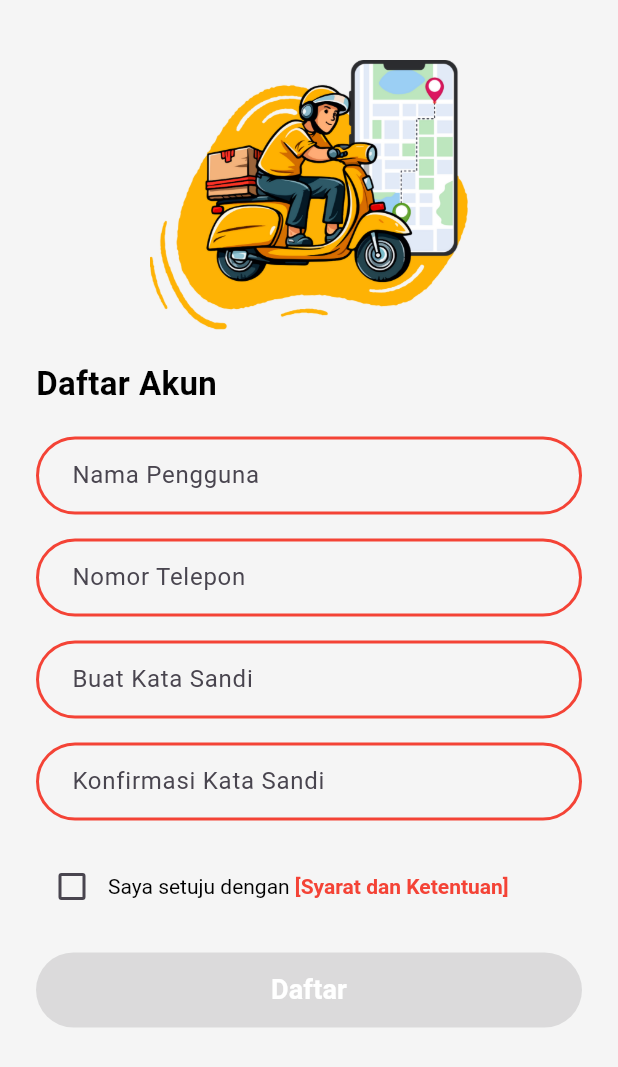
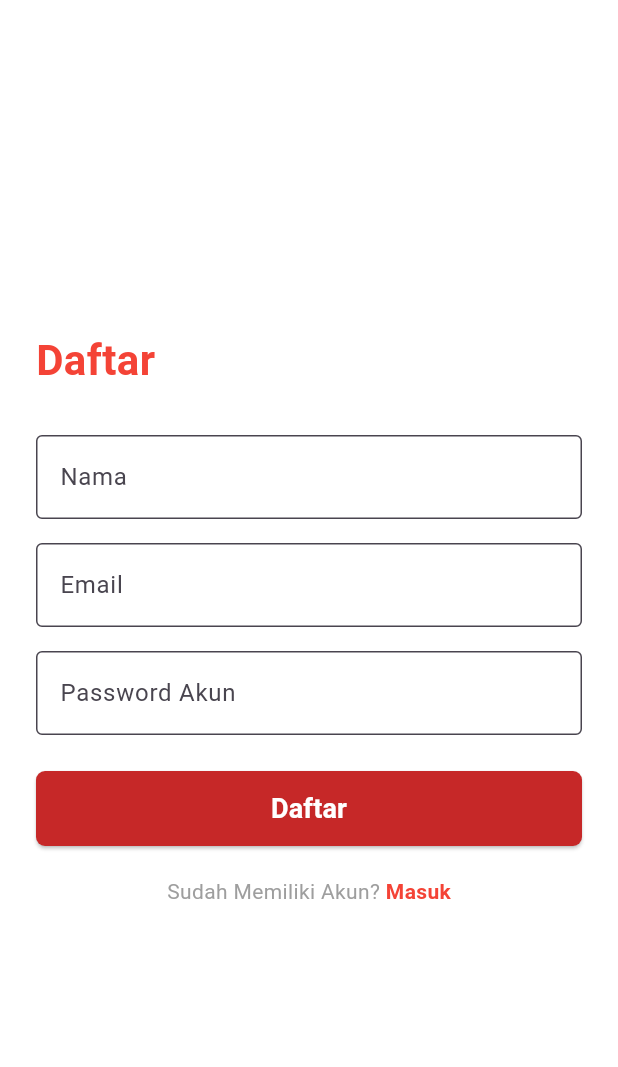
Before and after one commit to salsahbillah/wartiyem_mobile, a Flutter app: the RegisterPage screen opened by its route, on a phone screen of 412 x 824 dp. Shown: the top 1067 px of the screen. Run offline on Flutter 3.47's test engine with Material 3 defaults, Android fonts, the light colour scheme and no system bars; our stand-ins replace google_fonts.

Commit message:
update_regist_page
pengubahan halaman regist

```diff
--- a/lib/pages/register_page.dart
+++ b/lib/pages/register_page.dart
@@ -1,97 +1,69 @@
 import 'package:flutter/material.dart';
 
-class RegisterPage extends StatefulWidget {
+class RegisterPage extends StatelessWidget {
   const RegisterPage({super.key});
-
-  @override
-  State<RegisterPage> createState() => _RegisterPageState();
-}
-
-class _RegisterPageState extends State<RegisterPage> {
-  bool agree = false;
 
   @override
   Widget build(BuildContext context) {
     return Scaffold(
-      backgroundColor: Colors.grey[100],
-      body: SingleChildScrollView(
-        child: Padding(
-          padding: const EdgeInsets.symmetric(horizontal: 24.0, vertical: 40),
+      backgroundColor: Colors.white,
+      body: Padding(
+        padding: const EdgeInsets.symmetric(horizontal: 24.0),
         child: Column(
-            crossAxisAlignment: CrossAxisAlignment.center,
+          mainAxisAlignment: MainAxisAlignment.center,
+          crossAxisAlignment: CrossAxisAlignment.start,
           children: [
-              // Gambar di atas (contoh dari assets)
-              SizedBox(
-                height: 180,
-                child: Image.asset(
-                  "assets/images/delivery.png", // ganti sesuai path asset gambar
-                  fit: BoxFit.contain,
+            // Judul
+            const Text(
+              "Daftar",
+              style: TextStyle(
+                fontSize: 28,
+                fontWeight: FontWeight.bold,
+                color: Colors.red,
               ),
             ),
-              const SizedBox(height: 20),
+            const SizedBox(height: 30),
 
-              // Judul
-              const Align(
-                alignment: Alignment.centerLeft,
-                child: Text(
-                  "Daftar Akun",
-                  style: TextStyle(
-                    fontSize: 22,
-                    fontWeight: FontWeight.bold,
-                    color: Colors.black,
+            // Input Nama
+            TextField(
+              decoration: InputDecoration(
+                hintText: "Nama",
+                border: OutlineInputBorder(
+                  borderRadius: BorderRadius.circular(4.0),
+                ),
+                filled: true,
+                fillColor: Colors.white,
               ),
             ),
-              ),
-              const SizedBox(height: 20),
-
-              // Input Nama Pengguna
-              _buildTextField("Nama Pengguna"),
             const SizedBox(height: 16),
 
-              // Input Nomor Telepon
-              _buildTextField("Nomor Telepon", keyboardType: TextInputType.phone),
+            // Input Email
+            TextField(
+              keyboardType: TextInputType.emailAddress,
+              decoration: InputDecoration(
+                hintText: "Email",
+                border: OutlineInputBorder(
+                  borderRadius: BorderRadius.circular(4.0),
+                ),
+                filled: true,
+                fillColor: Colors.white,
+              ),
+            ),
             const SizedBox(height: 16),
 
-              // Input Buat Kata Sandi
-              _buildTextField("Buat Kata Sandi", isPassword: true),
-              const SizedBox(height: 16),
-
-              // Input Konfirmasi Kata Sandi
-              _buildTextField("Konfirmasi Kata Sandi", isPassword: true),
-              const SizedBox(height: 20),
-
-              // Checkbox Syarat & Ketentuan
-              Row(
-                children: [
-                  Checkbox(
-                    value: agree,
-                    activeColor: Colors.red,
-                    onChanged: (value) {
-                      setState(() {
-                        agree = value ?? false;
-                      });
-                    },
+            // Input Password
+            TextField(
+              obscureText: true,
+              decoration: InputDecoration(
+                hintText: "Password Akun",
+                border: OutlineInputBorder(
+                  borderRadius: BorderRadius.circular(4.0),
                 ),
-                  Expanded(
-                    child: RichText(
-                      text: const TextSpan(
-                        text: "Saya setuju dengan ",
-                        style: TextStyle(color: Colors.black),
-                        children: [
-                          TextSpan(
-                            text: "[Syarat dan Ketentuan]",
-                            style: TextStyle(
-                              color: Colors.red,
-                              fontWeight: FontWeight.bold,
+                filled: true,
+                fillColor: Colors.white,
               ),
             ),
-                        ],
-                      ),
-                    ),
-                  ),
-                ],
-              ),
-              const SizedBox(height: 20),
+            const SizedBox(height: 24),
 
             // Tombol Daftar
             SizedBox(
@@ -101,14 +73,12 @@ class _RegisterPageState extends State<RegisterPage> {
                 style: ElevatedButton.styleFrom(
                   backgroundColor: Colors.red[800],
                   shape: RoundedRectangleBorder(
-                      borderRadius: BorderRadius.circular(30),
+                    borderRadius: BorderRadius.circular(6),
                   ),
                 ),
-                  onPressed: agree
-                      ? () {
+                onPressed: () {
                   Navigator.pushNamed(context, "/login");
-                        }
-                      : null,
+                },
                 child: const Text(
                   "Daftar",
                   style: TextStyle(
@@ -118,29 +88,32 @@ class _RegisterPageState extends State<RegisterPage> {
                   ),
                 ),
               ),
-              )
-            ],
+            ),
+            const SizedBox(height: 20),
+
+            // Teks bawah
+            Row(
+              mainAxisAlignment: MainAxisAlignment.center,
+              children: [
+                const Text(
+                  "Sudah Memiliki Akun? ",
+                  style: TextStyle(color: Colors.grey),
+                ),
+                GestureDetector(
+                  onTap: () {
+                    Navigator.pushNamed(context, "/login");
+                  },
+                  child: const Text(
+                    "Masuk",
+                    style: TextStyle(
+                      color: Colors.red,
+                      fontWeight: FontWeight.bold,
                     ),
                   ),
                 ),
-    );
-  }
-
-  Widget _buildTextField(String hint,
-      {bool isPassword = false, TextInputType keyboardType = TextInputType.text}) {
-    return TextField(
-      obscureText: isPassword,
-      keyboardType: keyboardType,
-      decoration: InputDecoration(
-        hintText: hint,
-        contentPadding: const EdgeInsets.symmetric(horizontal: 20, vertical: 14),
-        enabledBorder: OutlineInputBorder(
-          borderRadius: BorderRadius.circular(30),
-          borderSide: const BorderSide(color: Colors.red, width: 2),
-        ),
-        focusedBorder: OutlineInputBorder(
-          borderRadius: BorderRadius.circular(30),
-          borderSide: const BorderSide(color: Colors.red, width: 2),
+              ],
+            )
+          ],
         ),
       ),
     );
```
Lines whose indentation alone changed are shown as unchanged.
